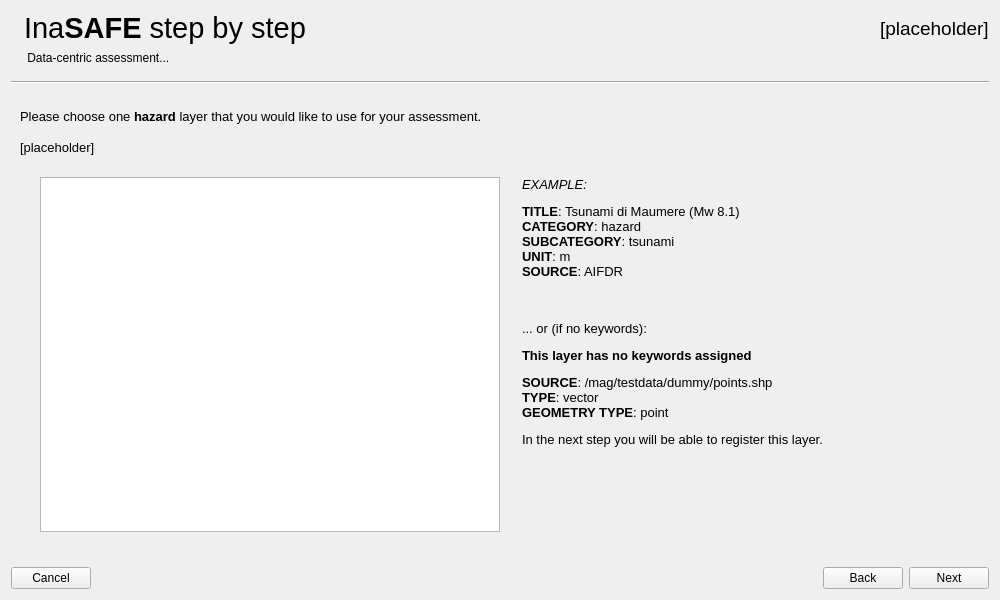
Before: the Qt Designer form safe/gui/ui/wizard_dialog_base.ui in inasafe/inasafe, drawn with Qt 5.
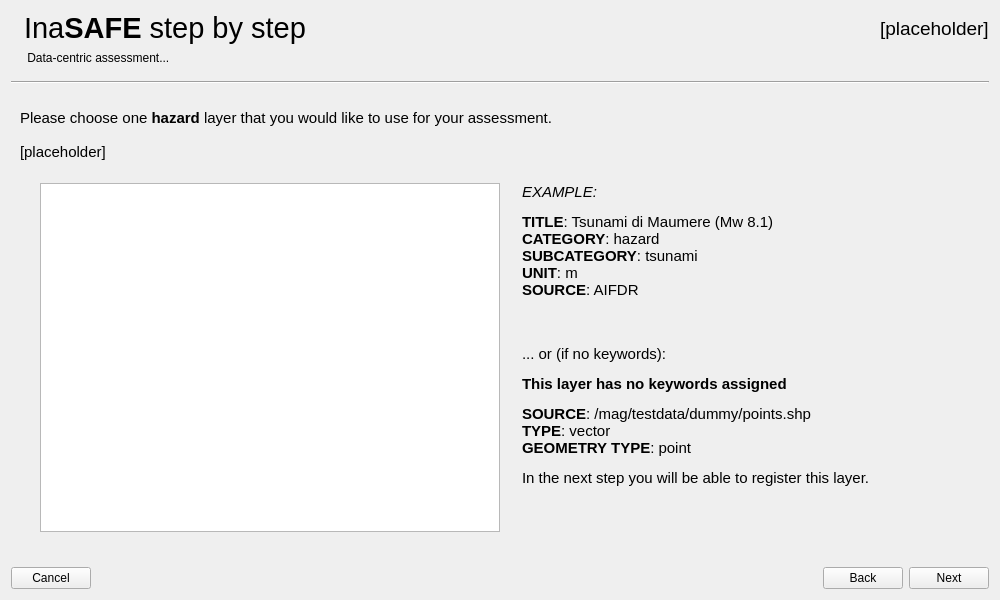
After: the same form once the commit is applied. The open tabs and pages were chosen to show the change. Icons and pictures are not drawn. Custom widgets are drawn as their Qt base class.

Commit message: Work on Wizard's font.

Diff of the .ui file:
```diff
--- a/safe/gui/ui/wizard_dialog_base.ui
+++ b/safe/gui/ui/wizard_dialog_base.ui
@@ -141,11 +141,15 @@
     <widget class="QStackedWidget" name="stackedWidget">
      <property name="font">
       <font>
-       <pointsize>10</pointsize>
+       <family>Ubuntu</family>
+       <pointsize>11</pointsize>
+       <weight>50</weight>
+       <italic>false</italic>
+       <bold>false</bold>
       </font>
      </property>
      <property name="styleSheet">
-      <string notr="true">font-size:10pt</string>
+      <string notr="true">font: 11pt &quot;Ubuntu&quot;;</string>
      </property>
      <property name="currentIndex">
       <number>10</number>
@@ -2599,6 +2603,9 @@
       <layout class="QVBoxLayout" name="verticalLayout_12">
        <item>
         <widget class="QLabel" name="lblSelectBrowserHazLayer">
+         <property name="styleSheet">
+          <string notr="true">font: 11pt &quot;Ubuntu&quot;;</string>
+         </property>
          <property name="text">
           <string>&lt;html&gt;&lt;head/&gt;&lt;body&gt;&lt;p&gt;Please choose one &lt;span style=&quot; font-weight:600;&quot;&gt;hazard&lt;/span&gt; layer that you would like to use for your assessment.&lt;/p&gt;&lt;/body&gt;&lt;/html&gt;</string>
          </property>
@@ -2625,6 +2632,9 @@
        </item>
        <item>
         <widget class="QLabel" name="lblHazLayerFromBrowserConstraint">
+         <property name="styleSheet">
+          <string notr="true">font: 11pt &quot;Ubuntu&quot;;</string>
+         </property>
          <property name="text">
           <string>[placeholder]</string>
          </property>
```
Left out of the diff: 59 changed lines with no effect on the pictures. The commit also changes 1 other file.
